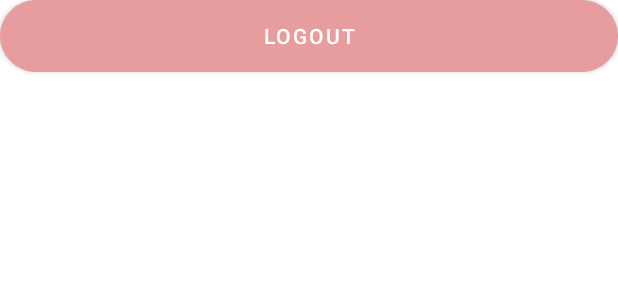
After one commit to Komalpreet24/sugar_coated_app, an Android app built with Jetpack Compose: the layout button_logout.xml on its own in the app's theme, with its tools: preview values and no code run, on a phone screen of 412 x 824 dp. The commit adds this screen. Shown: the top 300 px of the screen. Run offline under Robolectric (Android 15) with nearby library versions, the phone set to English and light mode, and no system bars.

Commit message:
Logout added

```diff
--- a/app/src/main/java/com/komal/sugarcoated/utils/Constants.kt
+++ b/app/src/main/java/com/komal/sugarcoated/utils/Constants.kt
@@ -14,6 +14,7 @@ object Constants {
   //SUCCESS CONSTANTS
   const val SIGNUP_SUCCESS: String    = "SIGNUP_SUCCESS"
   const val LOGIN_SUCCESS: String     = "LOGIN_SUCCESS"
+  const val LOGOUT_SUCCESS: String    = "LOGOUT_SUCCESS"
   const val RESET: String             = "RESET"
 
 }
--- /dev/null
+++ b/app/src/main/res/layout/button_logout.xml
@@ -0,0 +1,9 @@
+<?xml version="1.0" encoding="utf-8"?>
+<Button
+    xmlns:android="http://schemas.android.com/apk/res/android"
+    android:id="@+id/resetButton"
+    android:text="LOGOUT"
+    android:layout_width="match_parent"
+    android:layout_height="wrap_content"
+    android:background="@drawable/button_background">
+</Button>
--- a/app/src/main/res/navigation/navigation_graph.xml
+++ b/app/src/main/res/navigation/navigation_graph.xml
@@ -41,7 +41,11 @@
     <fragment
         android:id="@+id/settings_fragment"
         android:name="com.komal.sugarcoated.settings.ui.fragment.SettingsFragment"
-        android:label="fragment_settings"/>
+        android:label="fragment_settings">
+        <action
+            android:id="@+id/action_settings_fragment_to_login_fragment"
+            app:destination="@id/login_fragment" />
+    </fragment>
 
     <fragment
         android:id="@+id/add_new_record_fragment"
--- a/app/src/main/res/values/strings.xml
+++ b/app/src/main/res/values/strings.xml
@@ -27,11 +27,13 @@
     <string name="password_validation">Password must be at least 6 characters</string>
     <string name="password_does_not_match">Password does not match</string>
     <string name="login_failed">Login failed with %1$s</string>
+    <string name="logout_failed">Logout failed with %1$s</string>
     <string name="signup_failed">Sign up failed with %1$s</string>
     <string name="unknown_error">Unknown Error</string>
 
     <!--Success Strings-->
     <string name="login_successful">Login Successful</string>
+    <string name="logout_successful">Logout Successful</string>
     <string name="signup_successful">Registration Successful, Please login.</string>
 
     <!--UI Strings-->
--- a/app/src/main/res/xml/root_preferences.xml
+++ b/app/src/main/res/xml/root_preferences.xml
@@ -32,4 +32,8 @@
 
     </PreferenceCategory>
 
+    <Preference
+        app:key="logout"
+        app:layout="@layout/button_logout" />
+
 </PreferenceScreen>
```
Also changed, not shown: app/src/main/java/com/komal/sugarcoated/login/ui/fragment/LoginFragment.kt (+2 -5 lines), app/src/main/java/com/komal/sugarcoated/login/ui/vm/LoginViewModel.kt (+17 -17 lines), app/src/main/java/com/komal/sugarcoated/settings/ui/fragment/SettingsFragment.kt (+71 -0 lines).
